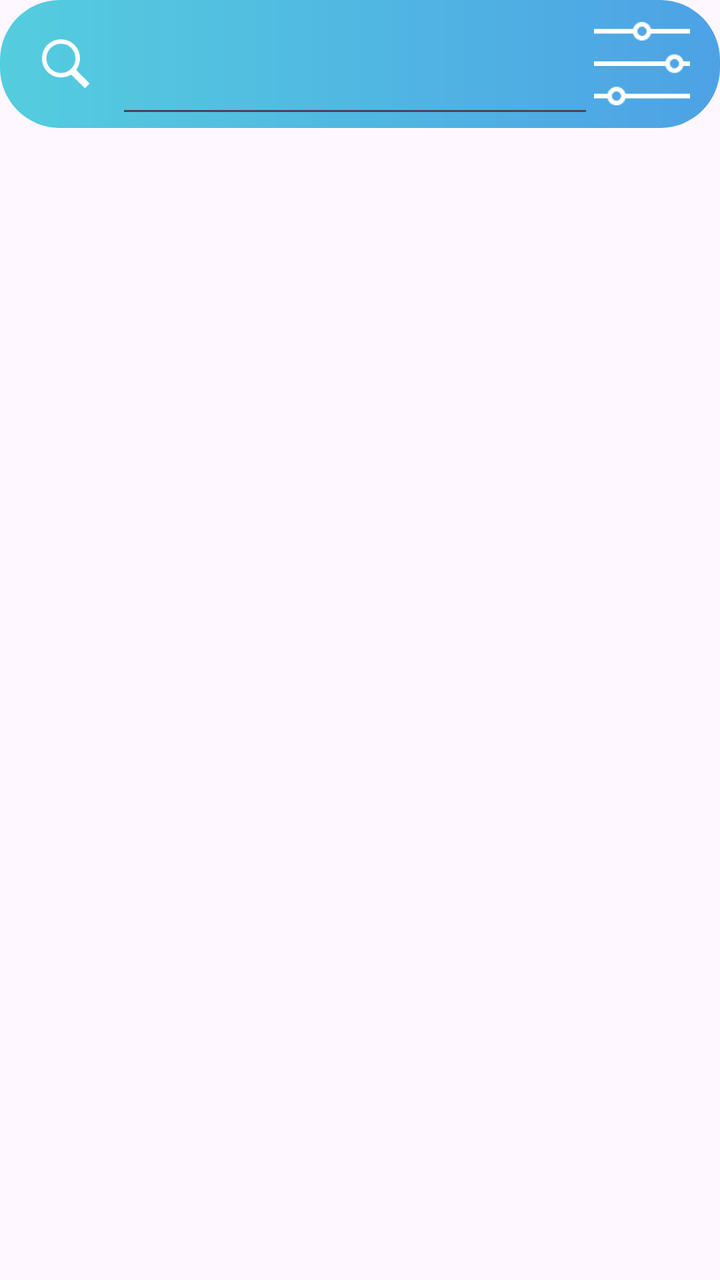
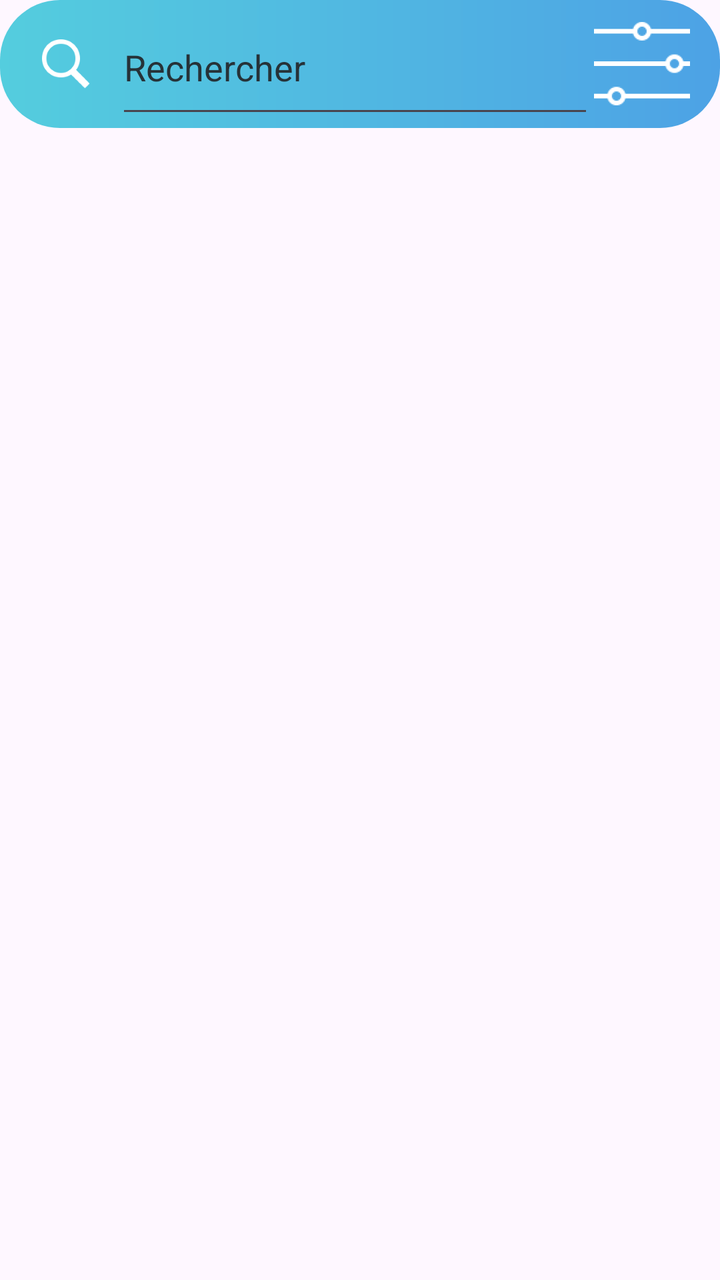

Two renders of the same Android screen: before a commit and after it. Below are the layout's source before the change and the commit's diff.
<!-- AndroidManifest.xml: application theme Theme.NewAgapiVERSION311CLEAN -->
<!-- res/layout/associations_header.xml -->
<?xml version="1.0" encoding="utf-8"?>
<androidx.constraintlayout.widget.ConstraintLayout xmlns:android="http://schemas.android.com/apk/res/android"
    android:layout_width="match_parent"
    android:layout_height="match_parent"
    xmlns:app="http://schemas.android.com/apk/res-auto">

    <androidx.appcompat.widget.Toolbar
        android:id="@+id/toolbar4"
        android:layout_width="match_parent"
        android:layout_height="wrap_content"
        android:background="@drawable/association_bar_background"
        android:minHeight="?attr/actionBarSize"
        app:layout_constraintTop_toTopOf="parent"
        app:popupTheme="@style/ThemeOverlay.AppCompat.Light" />

    <ImageButton
        android:id="@+id/buttonFilter"
        android:layout_width="48dp"
        android:layout_height="48dp"
        android:contentDescription="Filtrer associations"
        android:background="@color/transparent"
        app:layout_constraintBottom_toBottomOf="@id/toolbar4"
        app:layout_constraintEnd_toEndOf="@id/toolbar4"
        app:layout_constraintTop_toTopOf="@id/toolbar4"
        app:srcCompat="@mipmap/association_filter"
        android:layout_marginEnd="15dp"
        />

    <ImageView
        android:id="@+id/imageView"
        android:layout_width="50dp"
        android:layout_height="50dp"
        android:layout_marginStart="8dp"
        app:layout_constraintBottom_toBottomOf="@+id/toolbar4"
        app:layout_constraintStart_toStartOf="@+id/toolbar4"
        app:layout_constraintTop_toTopOf="@+id/toolbar4"
        app:srcCompat="@mipmap/association_search">
    </ImageView>

    <EditText
        android:id="@+id/editTextText"
        android:layout_width="0dp"
        android:layout_height="0dp"
        android:ems="10"
        android:inputType="text"
        app:layout_constraintBottom_toBottomOf="@+id/toolbar4"
        app:layout_constraintEnd_toStartOf="@+id/buttonFilter"
        app:layout_constraintStart_toEndOf="@+id/imageView"
        app:layout_constraintTop_toTopOf="@+id/toolbar4" />

</androidx.constraintlayout.widget.ConstraintLayout>
<!-- resources referenced by this layout -->
<resources>
  <color name="transparent">#00FFFFFF</color>
  <!-- drawable association_bar_background (drawable) -->
  <?xml version="1.0" encoding="utf-8"?>
  <shape xmlns:android="http://schemas.android.com/apk/res/android"
      >
  
      <gradient
          android:angle="0"
          android:startColor="#54CDDE"
          android:endColor="#4DA2E5"  />
  
      <corners
          android:topLeftRadius="30dp"
          android:topRightRadius="30dp"
          android:bottomLeftRadius="30dp"
          android:bottomRightRadius="30dp"/>
  
  </shape>
  <!-- mipmap association_filter: webp bitmap (mipmap-hdpi, 688 bytes) -->
  <!-- mipmap association_search: webp bitmap (mipmap-hdpi, 1380 bytes) -->
  <style name="Theme.NewAgapiVERSION311CLEAN" parent="Base.Theme.NewAgapiVERSION311CLEAN" />
  <style name="Base.Theme.NewAgapiVERSION311CLEAN" parent="Theme.Material3.DayNight.NoActionBar">
          
          
        
      </style>
</resources>

<!-- the commit's change to res/layout/associations_header.xml (unified diff, before → after) -->
@@ -1,5 +1,6 @@
 <?xml version="1.0" encoding="utf-8"?>
 <androidx.constraintlayout.widget.ConstraintLayout xmlns:android="http://schemas.android.com/apk/res/android"
+    xmlns:tools="http://schemas.android.com/tools"
     android:layout_width="match_parent"
     android:layout_height="match_parent"
     xmlns:app="http://schemas.android.com/apk/res-auto">
@@ -17,7 +18,7 @@
         android:id="@+id/buttonFilter"
         android:layout_width="48dp"
         android:layout_height="48dp"
-        android:contentDescription="Filtrer associations"
+        android:contentDescription="@string/filtrer_associations"
         android:background="@color/transparent"
         app:layout_constraintBottom_toBottomOf="@id/toolbar4"
         app:layout_constraintEnd_toEndOf="@id/toolbar4"
@@ -31,6 +32,7 @@
         android:layout_width="50dp"
         android:layout_height="50dp"
         android:layout_marginStart="8dp"
+        android:contentDescription="@string/search_icon"
         app:layout_constraintBottom_toBottomOf="@+id/toolbar4"
         app:layout_constraintStart_toStartOf="@+id/toolbar4"
         app:layout_constraintTop_toTopOf="@+id/toolbar4"
@@ -42,10 +44,13 @@
         android:layout_width="0dp"
         android:layout_height="0dp"
         android:ems="10"
+        android:hint="@string/rechercher"
         android:inputType="text"
+        android:textColorHint="#263238"
         app:layout_constraintBottom_toBottomOf="@+id/toolbar4"
         app:layout_constraintEnd_toStartOf="@+id/buttonFilter"
         app:layout_constraintStart_toEndOf="@+id/imageView"
-        app:layout_constraintTop_toTopOf="@+id/toolbar4" />
+        app:layout_constraintTop_toTopOf="@+id/toolbar4"
+        tools:ignore="Autofill" />
 
 </androidx.constraintlayout.widget.ConstraintLayout>
<!-- resource entries referenced after the edit -->
@@ -20,6 +20,9 @@
   </shape>
   <!-- mipmap association_filter: webp bitmap (mipmap-hdpi, 688 bytes) -->
   <!-- mipmap association_search: webp bitmap (mipmap-hdpi, 1380 bytes) -->
+  <string name="filtrer_associations">Filtrer associations</string>
+  <string name="rechercher">Rechercher</string>
+  <string name="search_icon">Search Icon</string>
   <style name="Theme.NewAgapiVERSION311CLEAN" parent="Base.Theme.NewAgapiVERSION311CLEAN" />
   <style name="Base.Theme.NewAgapiVERSION311CLEAN" parent="Theme.Material3.DayNight.NoActionBar">
           
